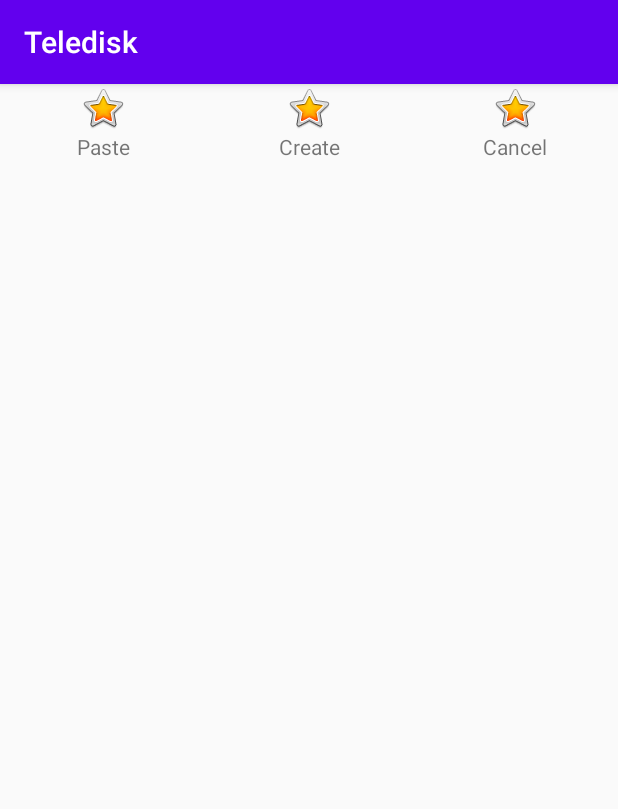
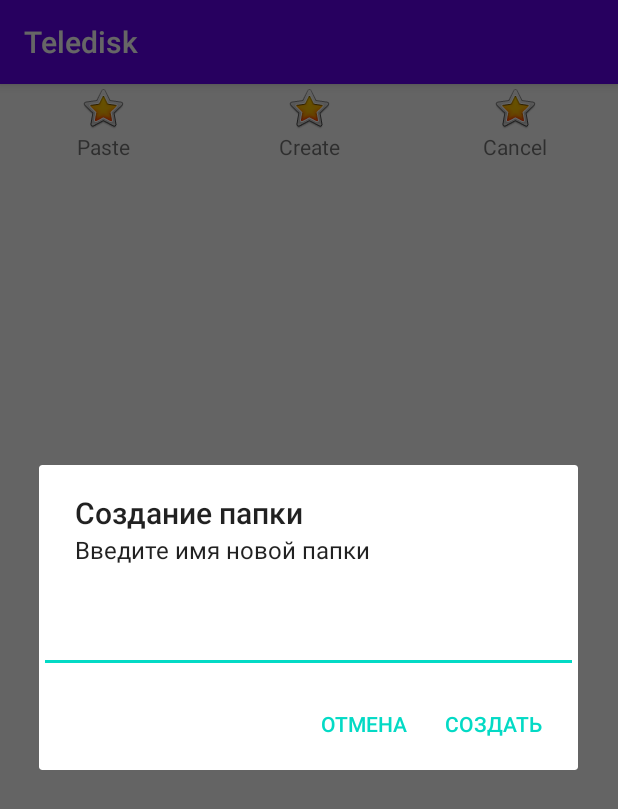
Before and after one commit to Rikki1004/TeleDisk3, an Android app: the fragment BottomFileActionTransferFragment placed in its activity, after a tap on "Create", on a phone screen of 412 x 824 dp. Shown: the top 809 px of the screen. Run offline under Robolectric (Android 15) with nearby library versions, the light colour scheme and no system bars; libraries missing offline, so code that uses them is left out: kotlinx.telegram.flows, org.drinkless.td; 2 statements that could not run were skipped.

Commit message:
add popups

```diff
--- a/app/src/main/java/com/rikkimikki/teledisk/presentation/login/LoginActivity.kt
+++ b/app/src/main/java/com/rikkimikki/teledisk/presentation/login/LoginActivity.kt
@@ -90,6 +90,7 @@ class LoginActivity : AppCompatActivity() {
 
     }
 
+
     fun requestPermissions(activity: Activity, requestCode:Int) {
         if (Build.VERSION.SDK_INT >= Build.VERSION_CODES.R) {
             try {
--- a/app/src/main/java/com/rikkimikki/teledisk/presentation/main/BottomFileActionTransferFragment.kt
+++ b/app/src/main/java/com/rikkimikki/teledisk/presentation/main/BottomFileActionTransferFragment.kt
@@ -1,10 +1,12 @@
 package com.rikkimikki.teledisk.presentation.main
 
+import android.app.AlertDialog
 import android.os.Bundle
 import androidx.fragment.app.Fragment
 import android.view.LayoutInflater
 import android.view.View
 import android.view.ViewGroup
+import android.widget.EditText
 import androidx.lifecycle.ViewModelProvider
 import com.rikkimikki.teledisk.R
 import com.rikkimikki.teledisk.databinding.FragmentBottomFileActionTransferBinding
@@ -15,6 +17,9 @@ class BottomFileActionTransferFragment : Fragment() {
     private var _binding: FragmentBottomFileActionTransferBinding? = null
     private val binding get() = _binding!!
     private lateinit var viewModel: ListFileViewModel
+
+    private var dialog: AlertDialog? = null
+    private var editText : EditText? = null
     override fun onCreateView(
         inflater: LayoutInflater, container: ViewGroup?,
         savedInstanceState: Bundle?
@@ -27,6 +32,9 @@ class BottomFileActionTransferFragment : Fragment() {
         super.onViewCreated(view, savedInstanceState)
         viewModel = ViewModelProvider(requireActivity())[ListFileViewModel::class.java]
 
+        if (savedInstanceState != null && savedInstanceState.containsKey(EXTRA_TEXT_VIEW))
+            createDialog(savedInstanceState.getString(EXTRA_TEXT_VIEW))
+
         with(binding){
             textViewBottomPanelPaste.setOnClickListener {
                 val isCopy = requireArguments().getBoolean(EXTRA_COPY)
@@ -37,7 +45,10 @@ class BottomFileActionTransferFragment : Fragment() {
                 close()
             }
             textViewBottomPanelCancel.setOnClickListener { viewModel.refresh() ; close() }
-            textViewBottomPanelCreate .setOnClickListener { viewModel.createFolder("my folder"); viewModel.refresh()}
+            textViewBottomPanelCreate .setOnClickListener {
+                //viewModel.createFolder("my folder"); viewModel.refresh()
+                createDialog()
+            }
         }
     }
     private fun close(){
@@ -46,13 +57,37 @@ class BottomFileActionTransferFragment : Fragment() {
             .commit()
     }
 
+    private fun createDialog(et:String? = null ) {
+        editText = EditText(requireContext())
+        editText?.let { if (et != null) it.setText(et.toString()) }
+        dialog = AlertDialog.Builder(requireContext())
+            .setTitle("Создание папки")
+            .setMessage("Введите имя новой папки")
+            .setView(editText)
+            .setPositiveButton("Создать") { _, _ ->
+                viewModel.createFolder(editText?.text.toString())
+                viewModel.refresh()
+            }
+            .setNegativeButton("Отмена", null)
+            .create()
+        dialog?.show()
+    }
+
+    override fun onSaveInstanceState(outState: Bundle) {
+        super.onSaveInstanceState(outState)
+        editText?.let { outState.putString(EXTRA_TEXT_VIEW,it.text.toString()) }
+
+    }
+
     override fun onDestroyView() {
         _binding = null
+        dialog?.dismiss()
         super.onDestroyView()
     }
 
     companion object {
         private const val EXTRA_COPY = "COPY"
+        private const val EXTRA_TEXT_VIEW = "TEXT_VIEW"
         fun newInstance(is_copy:Boolean) = BottomFileActionTransferFragment().apply {
             arguments = Bundle().apply {
                 putBoolean(EXTRA_COPY,is_copy)
--- a/app/src/main/res/values/styles.xml
+++ b/app/src/main/res/values/styles.xml
@@ -8,4 +8,9 @@
         <item name="colorAccent">@color/colorAccent</item>
     </style>
 
+    <style name="Theme_Dialog" parent="android:Theme.Holo.Dialog">
+        <item name="android:windowMinWidthMajor">90%</item>
+        <item name="android:windowMinWidthMinor">90%</item>
+    </style>
+
 </resources>
```
Also changed, not shown: app/src/main/java/com/rikkimikki/teledisk/presentation/main/BottomFileActionsFragment.kt (+35 -4 lines), app/src/main/java/com/rikkimikki/teledisk/presentation/main/ListFileViewModel.kt (+11 -1 lines), app/src/main/java/com/rikkimikki/teledisk/presentation/main/ListFilesFragment.kt (+19 -10 lines), app/src/main/java/com/rikkimikki/teledisk/presentation/main/MainActivity.kt (+8 -0 lines), app/src/main/res/layout/dialog_input_text.xml (added, +48 -0 lines).
